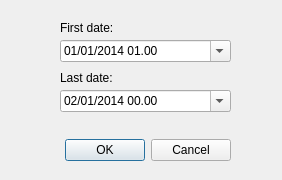
Qt form commonDialogs/formTimePeriod.ui (ARPA-SIMC/CRITERIA3D) before a commit.
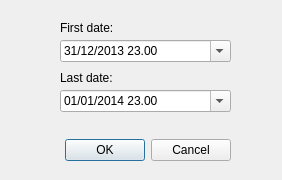
The same form after that commit.

```diff
--- a/commonDialogs/formTimePeriod.ui
+++ b/commonDialogs/formTimePeriod.ui
@@ -40,12 +40,29 @@
    </property>
    <property name="dateTime">
     <datetime>
-     <hour>1</hour>
+     <hour>23</hour>
      <minute>0</minute>
      <second>0</second>
-     <year>2014</year>
-     <month>1</month>
-     <day>1</day>
+     <year>2013</year>
+     <month>12</month>
+     <day>31</day>
+    </datetime>
+   </property>
+   <property name="time">
+    <time>
+     <hour>23</hour>
+     <minute>0</minute>
+     <second>0</second>
+    </time>
+   </property>
+   <property name="minimumDateTime">
+    <datetime>
+     <hour>23</hour>
+     <minute>0</minute>
+     <second>0</second>
+     <year>1900</year>
+     <month>12</month>
+     <day>31</day>
     </datetime>
    </property>
    <property name="displayFormat">
@@ -66,19 +83,19 @@
    </property>
    <property name="dateTime">
     <datetime>
-     <hour>0</hour>
+     <hour>23</hour>
      <minute>0</minute>
      <second>0</second>
      <year>2014</year>
      <month>1</month>
-     <day>2</day>
+     <day>1</day>
     </datetime>
    </property>
    <property name="date">
     <date>
      <year>2014</year>
      <month>1</month>
-     <day>2</day>
+     <day>1</day>
     </date>
    </property>
    <property name="displayFormat">
```
Left out of the diff: 6 changed lines with no effect on the pictures.
